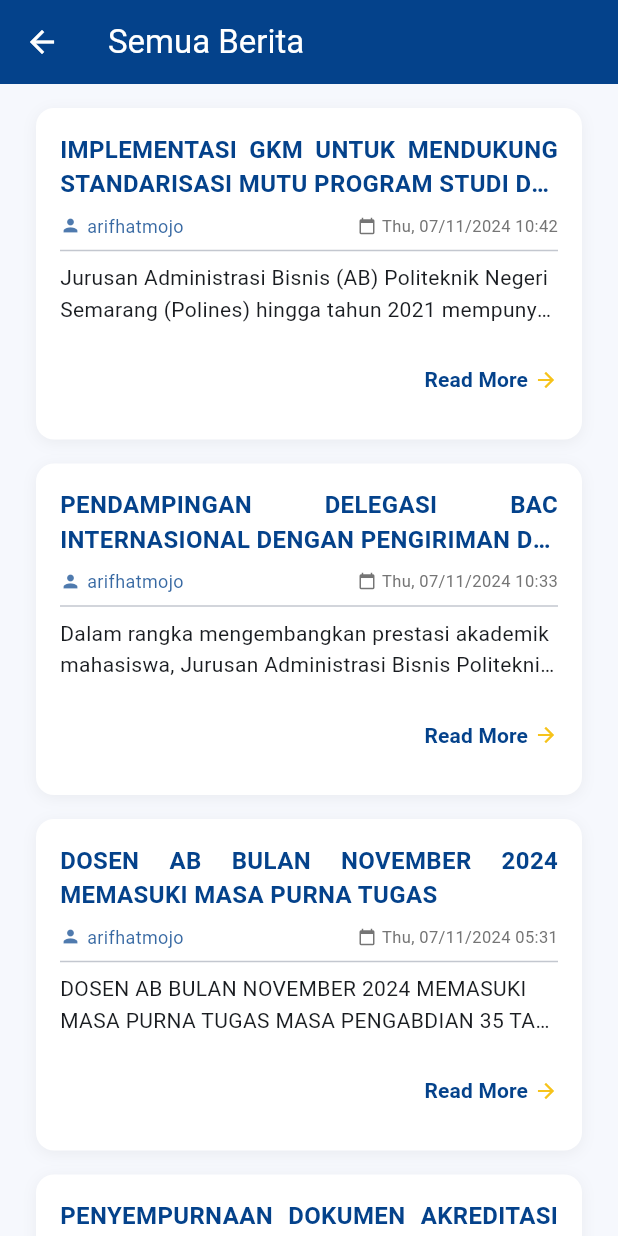
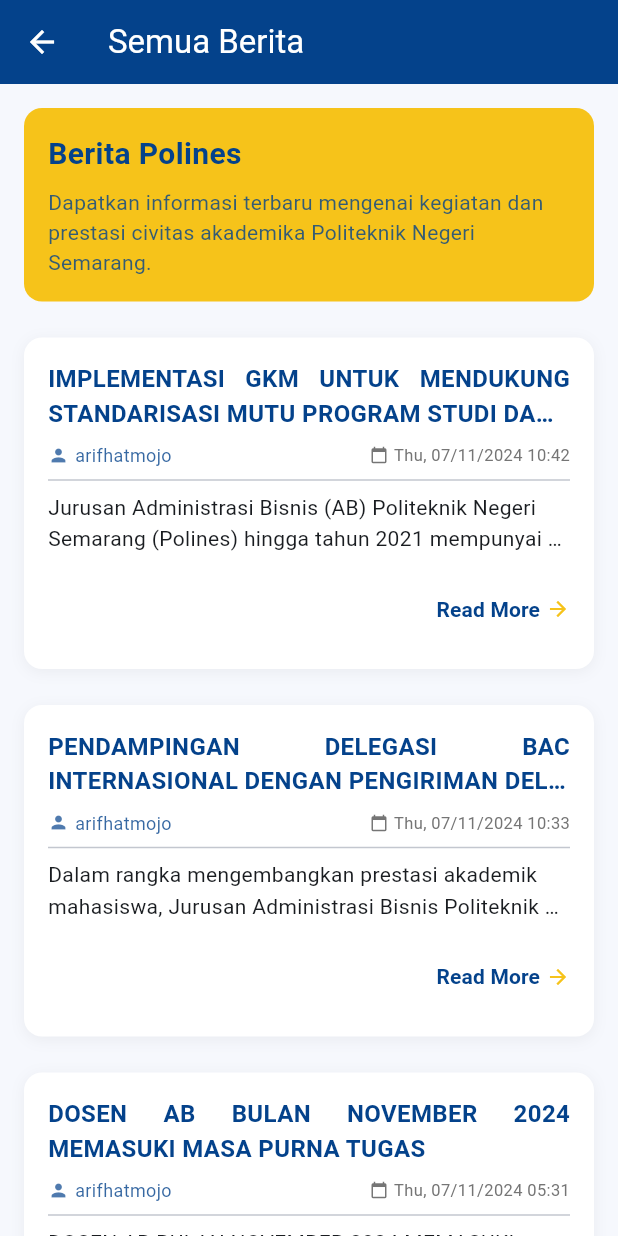
Before and after one commit to whyuhurtz/polines_app, a Flutter app: the HomeScreen screen opened by its route, after a tap on "see all", on a phone screen of 412 x 824 dp. Run offline on Flutter 3.47's test engine with Material 3 defaults, Android fonts, the phone set to English and light mode, and no system bars; our stand-ins replace google_nav_bar.

```diff
--- a/lib/features/home/presentation/screens/news_list_screen.dart
+++ b/lib/features/home/presentation/screens/news_list_screen.dart
@@ -100,12 +100,57 @@
       );
     }
 
-    return ListView.builder(
-      padding: const EdgeInsets.all(8.0),
-      itemCount: _newsList.length,
-      itemBuilder: (context, index) {
-        return NewsWidget(news: _newsList[index]);
-      },
+    return SingleChildScrollView(
+      child: Padding(
+        padding: const EdgeInsets.all(16.0),
+        child: Column(
+          crossAxisAlignment: CrossAxisAlignment.start,
+          children: [
+            _buildHeader(),
+            const SizedBox(height: 16),
+            ...List.generate(
+              _newsList.length,
+              (index) => Padding(
+                padding: const EdgeInsets.only(bottom: 8.0),
+                child: NewsWidget(news: _newsList[index]),
+              ),
+            ),
+            const SizedBox(height: 16),
+          ],
+        ),
+      ),
+    );
+  }
+
+  Widget _buildHeader() {
+    return Container(
+      width: double.infinity,
+      padding: const EdgeInsets.all(16.0),
+      decoration: BoxDecoration(
+        color: polinesYellow,
+        borderRadius: BorderRadius.circular(12),
+      ),
+      child: Column(
+        crossAxisAlignment: CrossAxisAlignment.start,
+        children: [
+          Text(
+            'Berita Polines',
+            style: TextStyle(
+              fontSize: 20,
+              fontWeight: FontWeight.bold,
+              color: polinesBlue,
+            ),
+          ),
+          const SizedBox(height: 8),
+          Text(
+            'Dapatkan informasi terbaru mengenai kegiatan dan prestasi civitas akademika Politeknik Negeri Semarang.',
+            style: TextStyle(
+              fontSize: 14,
+              color: polinesBlue.withOpacity(0.8),
+            ),
+          ),
+        ],
+      ),
     );
   }
 }
--- a/lib/features/home/presentation/widgets/news_widget.dart
+++ b/lib/features/home/presentation/widgets/news_widget.dart
@@ -16,7 +16,7 @@
   @override
   Widget build(BuildContext context) {
     return Container(
-      margin: const EdgeInsets.symmetric(vertical: 8.0, horizontal: 16.0),
+      margin: const EdgeInsets.symmetric(vertical: 8.0),
       decoration: BoxDecoration(
         color: polinesWhite,
         borderRadius: BorderRadius.circular(12.0),
```
Also changed, not shown: lib/features/home/presentation/screens/home_screen.dart (+21 -16 lines), lib/features/home/presentation/screens/semuajurusan_screen.dart (+10 -8 lines).
